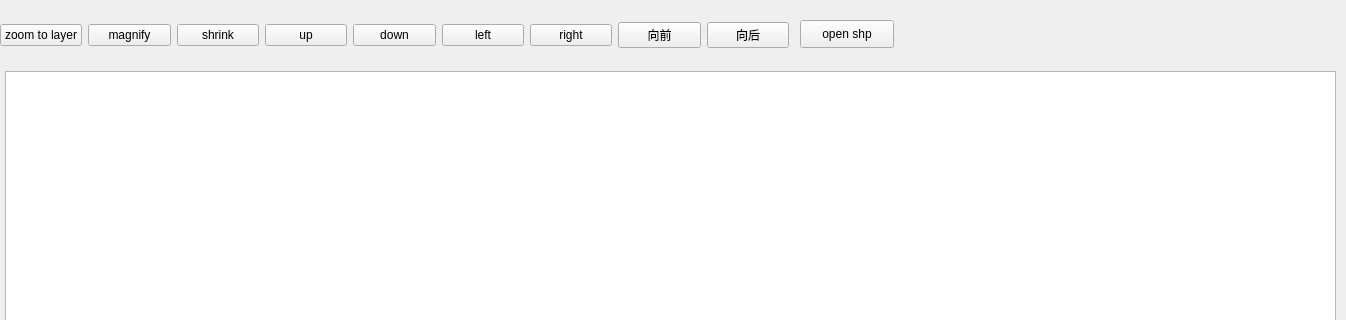
This is Lesson.ui in BenfenYU/mini_gis as Qt 5 draws it before an edit; both pictures show x 0 to 1346 and y 0 to 320 of the 1346 by 608 pixel window. The edited form follows.
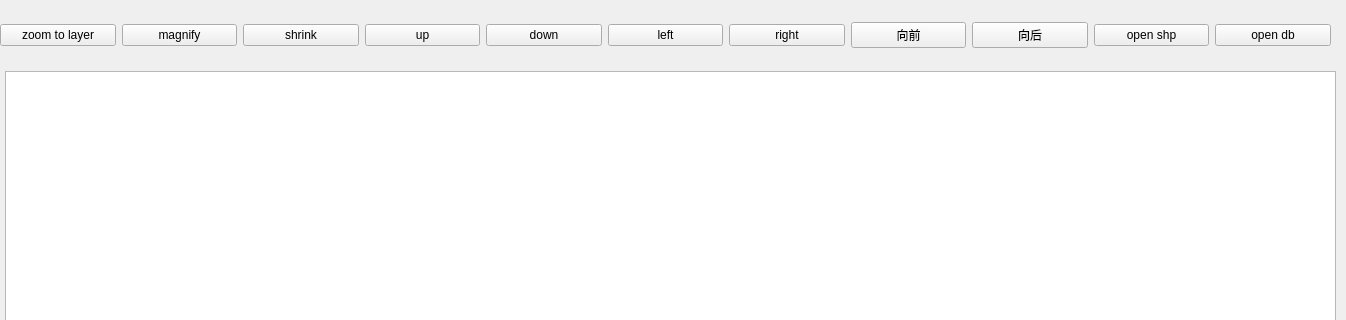
This is the edited form.

The edit to the form file:
```diff
--- a/Lesson.ui
+++ b/Lesson.ui
@@ -18,7 +18,7 @@
     <rect>
      <x>0</x>
      <y>10</y>
-     <width>789</width>
+     <width>1331</width>
      <height>51</height>
     </rect>
    </property>
@@ -86,20 +86,21 @@
       </property>
      </widget>
     </item>
-   </layout>
-  </widget>
+    <item>
   <widget class="QPushButton" name="pushButton_2">
-   <property name="geometry">
-    <rect>
-     <x>800</x>
-     <y>20</y>
-     <width>94</width>
-     <height>28</height>
-    </rect>
-   </property>
    <property name="text">
     <string>open shp</string>
    </property>
+     </widget>
+    </item>
+    <item>
+     <widget class="QPushButton" name="pushButton_11">
+      <property name="text">
+       <string>open db</string>
+      </property>
+     </widget>
+    </item>
+   </layout>
   </widget>
   <widget class="QGraphicsView" name="graphicsView">
    <property name="geometry">
```
Lines whose indentation alone changed are shown as unchanged.
